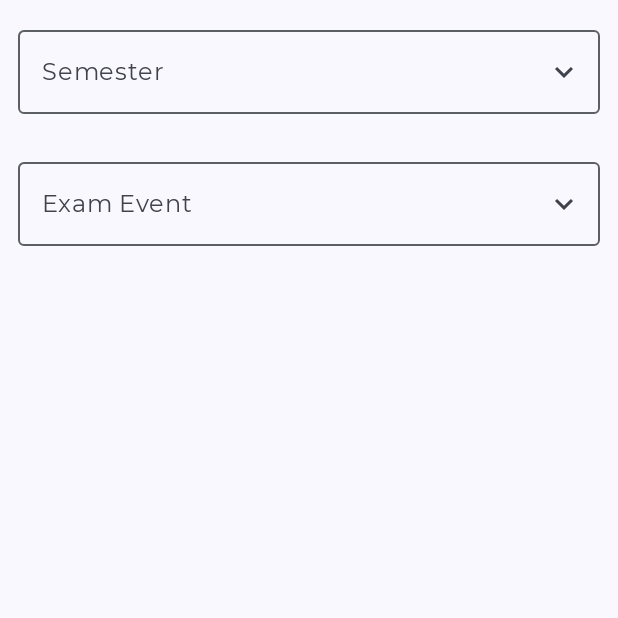
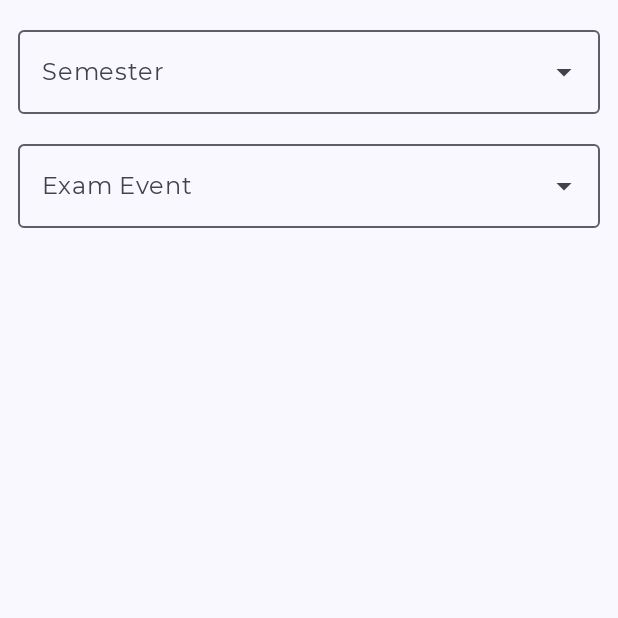
Before and after one commit to jainhardik120/JiitBuddy, an Android app built with Jetpack Compose: the composable ExamsScreen shown on its own in the app's theme, on a phone screen of 412 x 824 dp, the top half of it. Run offline under Robolectric (Android 15) with nearby library versions, the phone set to English and light mode, and no system bars; our stand-ins replace Dagger/Hilt's generated code.

Commit message:
Changed to Exposed Drop Down Menus, and caught OutOfBound exception in AttendanceViewModel
Signed-off-by: Hardik Jain <93935536+jainhardik120@users.noreply.github.com>

```diff
--- a/app/src/main/java/com/jainhardik120/jiitcompanion/ui/presentation/attendance/AttendanceScreenState.kt
+++ b/app/src/main/java/com/jainhardik120/jiitcompanion/ui/presentation/attendance/AttendanceScreenState.kt
@@ -19,5 +19,6 @@ data class AttendanceScreenState(
     val stringMap: Map<LocalDate, List<AttendanceEntry>> = emptyMap(),
     val lastAttendanceDate:LocalDate?=null,
     val selectedDate:LocalDate?=null,
-    val isOffline : Boolean = false
+    val isOffline : Boolean = false,
+    val isCalendarViewDataReady:Boolean = false
 )
--- a/app/src/main/java/com/jainhardik120/jiitcompanion/ui/presentation/exams/ExamsScreen.kt
+++ b/app/src/main/java/com/jainhardik120/jiitcompanion/ui/presentation/exams/ExamsScreen.kt
@@ -19,6 +19,9 @@ import androidx.compose.material.icons.filled.KeyboardArrowUp
 import androidx.compose.material3.Divider
 import androidx.compose.material3.DropdownMenu
 import androidx.compose.material3.DropdownMenuItem
+import androidx.compose.material3.ExperimentalMaterial3Api
+import androidx.compose.material3.ExposedDropdownMenuBox
+import androidx.compose.material3.ExposedDropdownMenuDefaults
 import androidx.compose.material3.Icon
 import androidx.compose.material3.IconButton
 import androidx.compose.material3.OutlinedTextField
@@ -41,8 +44,10 @@ import androidx.compose.ui.unit.dp
 import androidx.compose.ui.unit.toSize
 import androidx.hilt.navigation.compose.hiltViewModel
 import com.jainhardik120.jiitcompanion.data.local.entity.ExamScheduleEntity
+import com.jainhardik120.jiitcompanion.ui.presentation.attendance.AttendanceScreenEvent
 import com.jainhardik120.jiitcompanion.util.UiEvent
 
+@OptIn(ExperimentalMaterial3Api::class)
 @Composable
 fun ExamsScreen(
     viewModel: ExamsViewModel = hiltViewModel()
@@ -55,8 +60,6 @@ fun ExamsScreen(
                 is UiEvent.ShowSnackbar -> {
                     snackBarHostState.showSnackbar(it.message)
                 }
-
-
                 else -> {
 
                 }
@@ -64,21 +67,7 @@ fun ExamsScreen(
         }
     })
     var expanded1 by remember { mutableStateOf(false) }
-    var dropMenuSize1 by remember {
-        mutableStateOf(Size.Zero)
-    }
-    val icon1 = if (expanded1)
-        Icons.Filled.KeyboardArrowUp
-    else
-        Icons.Filled.KeyboardArrowDown
     var expanded2 by remember { mutableStateOf(false) }
-    var dropMenuSize2 by remember {
-        mutableStateOf(Size.Zero)
-    }
-    val icon2 = if (expanded2)
-        Icons.Filled.KeyboardArrowUp
-    else
-        Icons.Filled.KeyboardArrowDown
     Scaffold(snackbarHost = { SnackbarHost(hostState = snackBarHostState) }) {
         Column(
             Modifier
@@ -90,90 +79,90 @@ fun ExamsScreen(
                     .fillMaxWidth()
                     .padding(12.dp)
             ) {
+                ExposedDropdownMenuBox(expanded = expanded1, onExpandedChange = {
+                    expanded1 = !expanded1
+                }, modifier = Modifier.fillMaxWidth()) {
                     OutlinedTextField(
                         value = viewModel.state.selectedSemesterCode,
                         onValueChange = {
 
                         },
                         modifier = Modifier
-                        .fillMaxWidth()
-                        .onGloballyPositioned { layoutCoordinates ->
-                            dropMenuSize1 = layoutCoordinates.size.toSize()
-                        }
-                        .clickable(enabled = true) {
-                            expanded1 = !expanded1
-                        },
+                            .menuAnchor()
+                            .fillMaxWidth(),
                         label = { Text(text = "Semester") },
                         trailingIcon = {
-                        IconButton(onClick = {
-                            expanded1 = !expanded1
-                            expanded2 = false
-                        }) {
-                            Icon(icon1, "Expand/Collapse Menu")
-                        }
+                            ExposedDropdownMenuDefaults.TrailingIcon(expanded = expanded1)
                         }, readOnly = true
                     )
-                DropdownMenu(
+                    if (viewModel.state.registrations.isNotEmpty()) {
+                        ExposedDropdownMenu(
                             expanded = expanded1,
-                    onDismissRequest = { expanded1 = false },
-                    modifier = Modifier
-                        .width(with(LocalDensity.current) { dropMenuSize1.width.toDp() })
-                ) {
+                            modifier = Modifier.fillMaxWidth(),
+                            onDismissRequest = { expanded1 = false }) {
                             viewModel.state.registrations.forEach {
-                        DropdownMenuItem(text = { Text(text = it.registrationcode) }, onClick = {
-                            viewModel.onEvent(ExamScreenEvent.OnSemesterChanged(it))
+                                DropdownMenuItem(
+                                    text = { Text(text = it.registrationcode) },
+                                    onClick = {
+                                        viewModel.onEvent(
+                                            ExamScreenEvent.OnSemesterChanged(
+                                                it
+                                            )
+                                        )
                                         expanded1 = false
-                        })
+                                    },
+                                    contentPadding = ExposedDropdownMenuDefaults.ItemContentPadding
+                                )
                             }
                         }
                     }
-            Column(
-                Modifier
-                    .fillMaxWidth()
-                    .padding(12.dp)
-            ) {
+                }
+                Spacer(modifier = Modifier.height(12.dp))
+                ExposedDropdownMenuBox(modifier = Modifier.fillMaxWidth(),expanded = expanded2, onExpandedChange = {
+                    expanded2 = !expanded2
+                }) {
                     OutlinedTextField(
                         value = viewModel.state.selectedEventDesc,
                         onValueChange = {
 
                         },
                         modifier = Modifier
-                        .fillMaxWidth()
-                        .onGloballyPositioned { layoutCoordinates ->
-                            dropMenuSize2 = layoutCoordinates.size.toSize()
-                        }
-                        .clickable(enabled = true) {
-                            expanded2 = !expanded2
-                        },
+                            .menuAnchor()
+                            .fillMaxWidth(),
                         label = { Text(text = "Exam Event") },
                         trailingIcon = {
-                        IconButton(onClick = {
-                            expanded2 = !expanded2
-                            expanded1 = false}) {
-                            Icon(icon2, "Expand/Collapse Menu")
-                        }
+                            ExposedDropdownMenuDefaults.TrailingIcon(expanded = expanded2)
                         }, readOnly = true
                     )
-                DropdownMenu(
+                    if (viewModel.state.events.isNotEmpty()) {
+                        ExposedDropdownMenu(
                             expanded = expanded2,
-                    onDismissRequest = { expanded2 = false },
-                    modifier = Modifier
-                        .width(with(LocalDensity.current) { dropMenuSize2.width.toDp() })
-                ) {
+                            modifier = Modifier.fillMaxWidth(),
+                            onDismissRequest = { expanded2 = false }) {
                             viewModel.state.events.forEach {
-                        DropdownMenuItem(text = { Text(text = it.exameventdesc) }, onClick = {
-                            viewModel.onEvent(ExamScreenEvent.OnExamEventChanged(it))
+                                DropdownMenuItem(
+                                    text = { Text(text = it.exameventdesc) },
+                                    onClick = {
+                                        viewModel.onEvent(
+                                            ExamScreenEvent.OnExamEventChanged(
+                                                it
+                                            )
+                                        )
                                         expanded2 = false
-                        })
+                                    },
+                                    contentPadding = ExposedDropdownMenuDefaults.ItemContentPadding
+                                )
+                            }
+                        }
                     }
                 }
             }
             LazyColumn(modifier = Modifier
                 .fillMaxWidth()
-                .fillMaxHeight(),content = {
-                itemsIndexed(viewModel.state.schedule){index, item->
+                .fillMaxHeight(), content = {
+                itemsIndexed(viewModel.state.schedule) { index, item ->
                     ExamScheduleItem(item)
-                    if(index!=viewModel.state.schedule.size-1){
+                    if (index != viewModel.state.schedule.size - 1) {
                         Divider()
                     }
                 }
@@ -185,16 +174,26 @@ fun ExamsScreen(
 @Preview(showBackground = true)
 @Composable
 fun ExamScheduleItemPreview() {
-    ExamScheduleItem(item = ExamScheduleEntity(
-        "JIAC2202375","JIEXV2208A0000005","20/02/2023","01:00 pm to 02:00 pm","PRINCIPLES OF MANAGEMENT (15B1NHS434)","G5","A11"
-    ))
+    ExamScheduleItem(
+        item = ExamScheduleEntity(
+            "JIAC2202375",
+            "JIEXV2208A0000005",
+            "20/02/2023",
+            "01:00 pm to 02:00 pm",
+            "PRINCIPLES OF MANAGEMENT (15B1NHS434)",
+            "G5",
+            "A11"
+        )
+    )
 }
 
 @Composable
-fun ExamScheduleItem(item:ExamScheduleEntity) {
-    Column(modifier = Modifier
+fun ExamScheduleItem(item: ExamScheduleEntity) {
+    Column(
+        modifier = Modifier
             .fillMaxWidth()
-        .padding(8.dp)) {
+            .padding(8.dp)
+    ) {
         Row(Modifier.fillMaxWidth()) {
             Text(text = item.subjectdesc)
         }
```
Also changed, not shown: app/build.gradle (+6 -6 lines), app/src/main/java/com/jainhardik120/jiitcompanion/ui/presentation/attendance/AttendanceScreen.kt (+16 -41 lines), app/src/main/java/com/jainhardik120/jiitcompanion/ui/presentation/attendance/AttendanceViewModel.kt (+8 -5 lines), app/src/main/java/com/jainhardik120/jiitcompanion/ui/presentation/grades/GradesScreen.kt (+2 -19 lines), app/src/main/java/com/jainhardik120/jiitcompanion/ui/presentation/subjects/SubjectsScreen.kt (+22 -35 lines). Lines whose indentation alone changed are shown as unchanged.
